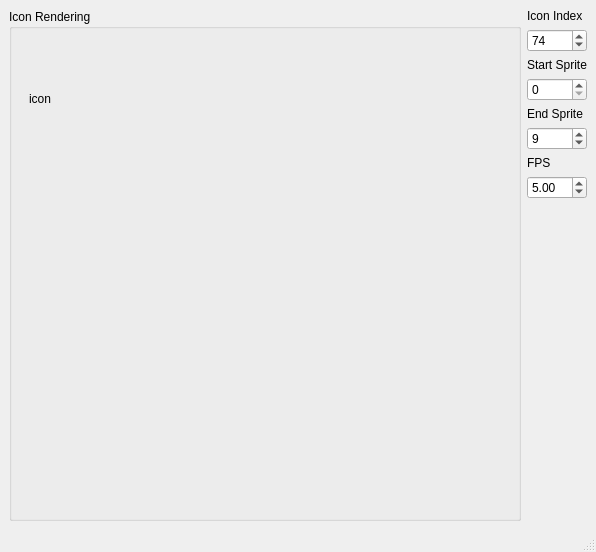
Above: player/ui/main_window.ui from bmustiata/h2ai before the change. Below: the same form after it.
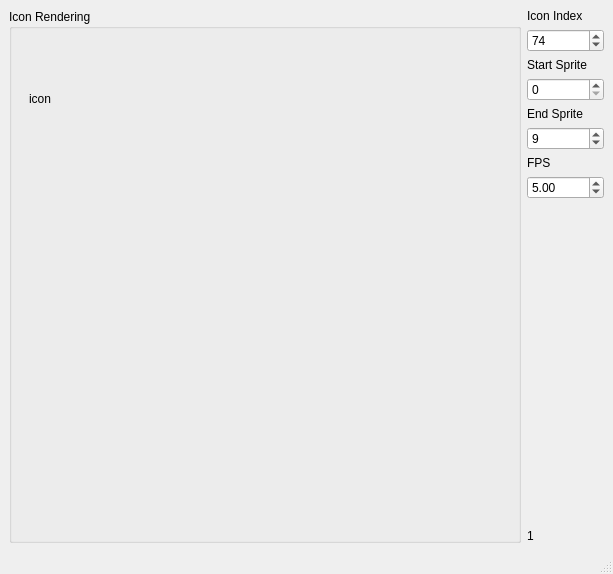
That is the form after the change.

The edit to the form file:
```diff
--- a/player/ui/main_window.ui
+++ b/player/ui/main_window.ui
@@ -6,8 +6,8 @@
    <rect>
     <x>0</x>
     <y>0</y>
-    <width>565</width>
-    <height>417</height>
+    <width>613</width>
+    <height>574</height>
    </rect>
   </property>
   <property name="windowTitle">
@@ -117,6 +117,13 @@
         </property>
        </spacer>
       </item>
+      <item>
+       <widget class="QLabel" name="current_frame_label">
+        <property name="text">
+         <string>1</string>
+        </property>
+       </widget>
+      </item>
      </layout>
     </item>
    </layout>
```
Left out of the diff: 2 changed lines with no effect on the pictures.
